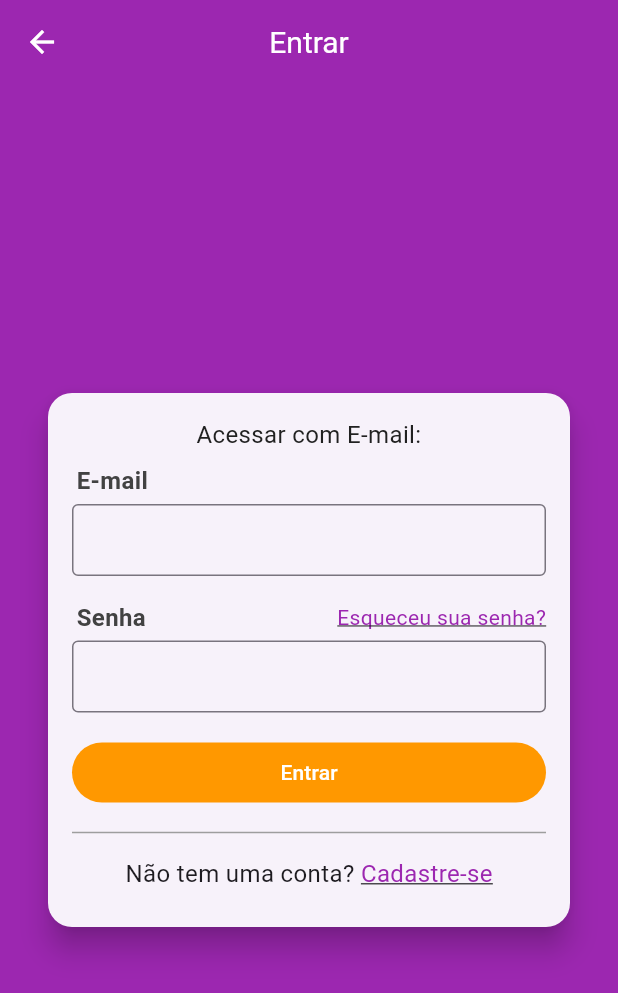
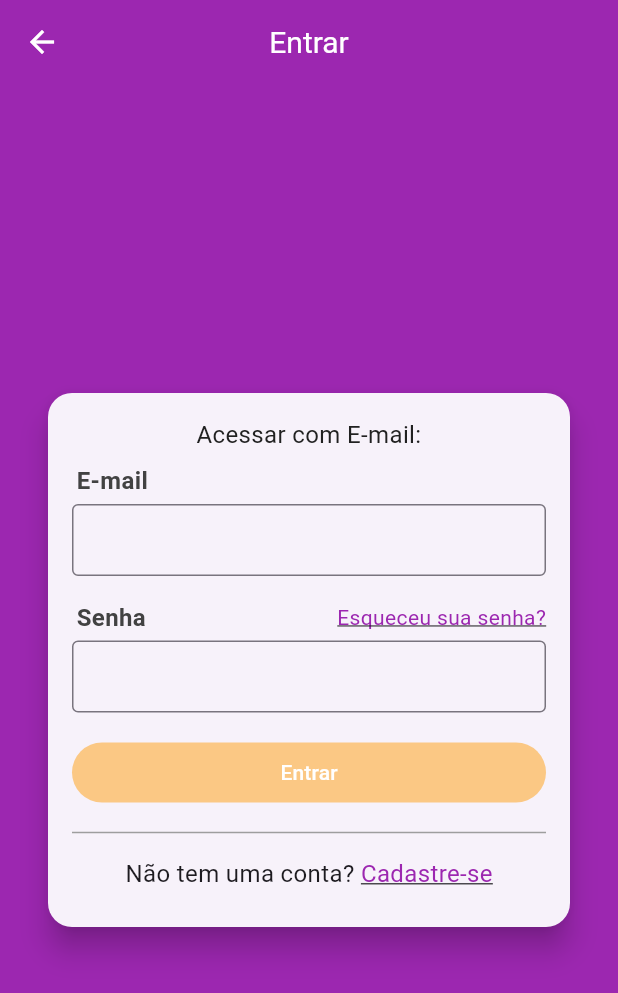
Before and after one commit to Masthw/XLO-MobX, a Flutter app: the screen it shows after launch, in the side drawer, after a tap on "Acesse sua conta agora!", on a phone screen of 412 x 824 dp. Shown: the top 993 px of the screen. Run offline on Flutter 3.47's test engine with Material 3 defaults, Android fonts, the phone set to English and light mode, and no system bars; our stand-ins replace brasil_fields, flutter_mobx, get_it, mobx, parse_server_sdk_flutter; generated files the repository leaves out were written again.

Commit message:
Valida os Campos do Login

```diff
--- a/lib/screens/login/login_screen.dart
+++ b/lib/screens/login/login_screen.dart
@@ -1,8 +1,12 @@
 import 'package:flutter/material.dart';
+import 'package:flutter_mobx/flutter_mobx.dart';
 import 'package:xlo_mobx/screens/signup/sign_up_screen.dart';
+import 'package:xlo_mobx/stores/login_store.dart';
 
 class LoginScreen extends StatelessWidget {
-  const LoginScreen({super.key});
+  LoginScreen({super.key});
+
+  final LoginStore loginStore = LoginStore();
 
   @override
   Widget build(BuildContext context) {
@@ -41,13 +45,21 @@ class LoginScreen extends StatelessWidget {
                       ),
                     ),
                   ),
-                  const TextField(
+                  Observer(builder: (_) {
+                    return TextField(
+                      enabled: !loginStore.loading,
                       decoration: InputDecoration(
-                      border: OutlineInputBorder(),
+                        border: const OutlineInputBorder(),
                         isDense: true,
+                        errorText: loginStore.emailError,
                       ),
                       keyboardType: TextInputType.emailAddress,
-                  ),
+                      onChanged: loginStore.setEmail,
+                      onTap: () {
+                        loginStore.setEmailTouched(true);
+                      },
+                    );
+                  }),
                   const SizedBox(
                     height: 16,
                   ),
@@ -77,29 +89,47 @@ class LoginScreen extends StatelessWidget {
                       ],
                     ),
                   ),
-                  const TextField(
+                  Observer(builder: (_) {
+                    return TextField(
+                      enabled: !loginStore.loading,
                       decoration: InputDecoration(
-                      border: OutlineInputBorder(),
+                          border: const OutlineInputBorder(),
                           isDense: true,
-                    ),
+                          errorText: loginStore.passwordError),
                       obscureText: true,
-                  ),
-                  Container(
+                      onChanged: loginStore.setPassword,
+                      onTap: () {
+                        loginStore.setPasswordTouched(true);
+                      },
+                    );
+                  }),
+                  Observer(builder: (_) {
+                    return Container(
                       height: 40,
                       margin: const EdgeInsets.only(top: 20, bottom: 12),
                       child: ElevatedButton(
-                      onPressed: () {},
+                        onPressed: loginStore.loginPressed,
                         style: ElevatedButton.styleFrom(
-                          backgroundColor: Colors.orange,
+                            backgroundColor: loginStore.emailValid &&
+                                    loginStore.passwordValid &&
+                                    !loginStore.loading
+                                ? Colors.orange
+                                : Colors.orange.withAlpha(120),
                             elevation: 0,
                             shape: RoundedRectangleBorder(
                                 borderRadius: BorderRadius.circular(20))),
-                      child: const Text(
+                        child: loginStore.loading
+                            ? const CircularProgressIndicator(
+                                valueColor:
+                                    AlwaysStoppedAnimation(Colors.white),
+                              )
+                            : const Text(
                                 'Entrar',
                                 style: TextStyle(color: Colors.white),
                               ),
                       ),
-                  ),
+                    );
+                  }),
                   const Divider(
                     color: Colors.grey,
                   ),
--- /dev/null
+++ b/lib/stores/login_store.dart
@@ -0,0 +1,75 @@
+// ignore_for_file: unnecessary_null_comparison
+
+import 'package:mobx/mobx.dart';
+import 'package:xlo_mobx/helpers/extensions.dart';
+part 'login_store.g.dart';
+
+class LoginStore = _LoginStoreBase with _$LoginStore;
+
+abstract class _LoginStoreBase with Store {
+  @observable
+  String email = '';
+
+  @observable
+  bool emailTouched = false;
+
+  @action
+  void setEmail(String value) => email = value;
+
+  @action
+  void setEmailTouched(bool value) => emailTouched = value;
+
+  @computed
+  bool get emailValid => email != null && email.isEmailValid();
+  String? get emailError {
+    if (!emailTouched) {
+      return null;
+    } else if (!emailValid) {
+      return 'E-mail inválido';
+    } else {
+      return null;
+    }
+  }
+
+  @observable
+  String password = '';
+
+  @observable
+  bool passwordTouched = false;
+
+  @action
+  void setPassword(String value) => password = value;
+
+  @action
+  void setPasswordTouched(bool value) => passwordTouched = value;
+
+  @computed
+  bool get passwordValid => password != null && password.length >= 4;
+  String? get passwordError {
+    if (!passwordTouched) {
+      return null;
+    } else if (!passwordValid) {
+      return 'Senha inválida';
+    } else {
+      return null;
+    }
+  }
+
+  @observable
+  bool loading = false;
+
+  @computed
+  void Function() get loginPressed =>
+      emailValid && passwordValid && !loading ? _login : _doNothing;
+
+  @action
+  Future<void> _login() async {
+    loading = true;
+
+    await Future.delayed(const Duration(seconds: 3));
+    loading = false;
+  }
+
+  @action
+  void _doNothing() {}
+}
```
Also changed, not shown: lib/stores/login_store.g.dart (added). Lines whose indentation alone changed are shown as unchanged.
